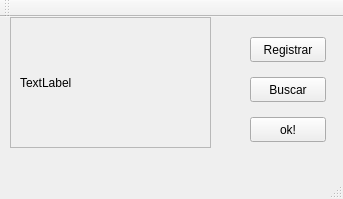
Qt form display.ui (grudloff/POO-Proyecto) before a commit.
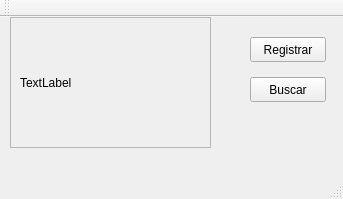
The same form after that commit.

Patch:
```diff
--- a/display.ui
+++ b/display.ui
@@ -14,19 +14,6 @@
    <string>Display</string>
   </property>
   <widget class="QWidget" name="centralWidget">
-   <widget class="QPushButton" name="ok_bot">
-    <property name="geometry">
-     <rect>
-      <x>250</x>
-      <y>100</y>
-      <width>76</width>
-      <height>25</height>
-     </rect>
-    </property>
-    <property name="text">
-     <string>ok!</string>
-    </property>
-   </widget>
    <widget class="QPushButton" name="buscar_bot">
     <property name="geometry">
      <rect>
```
